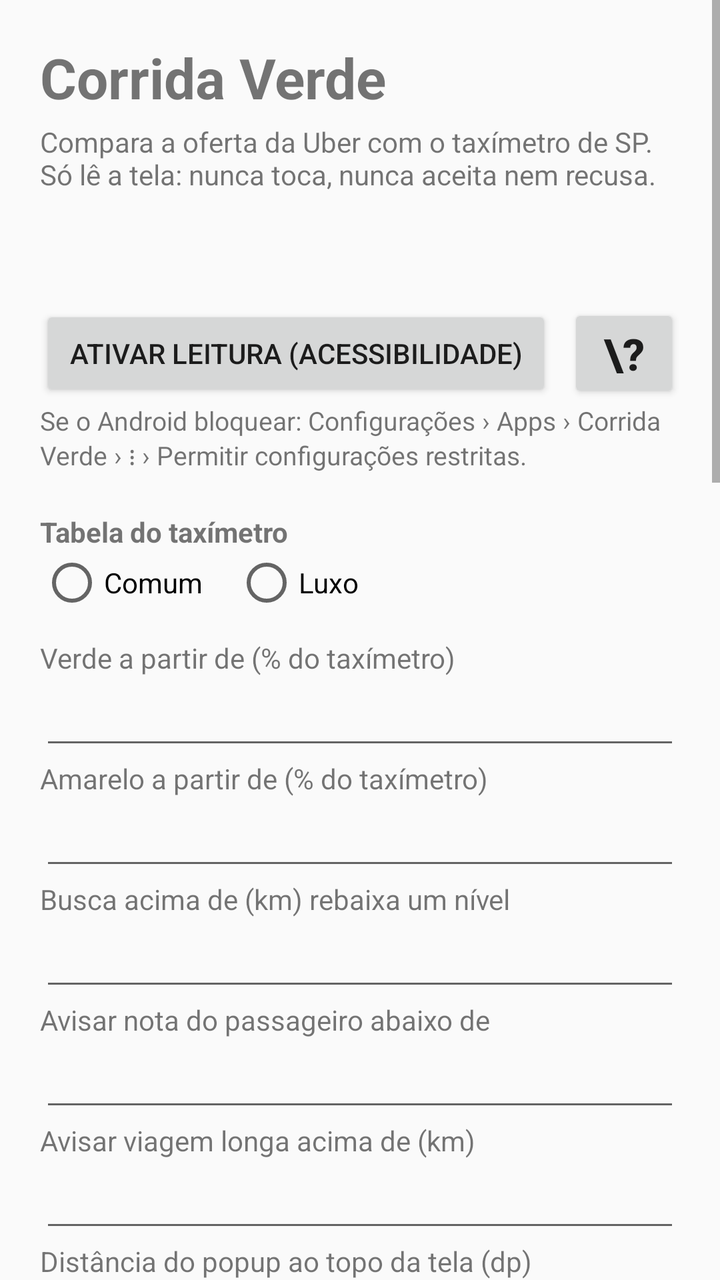
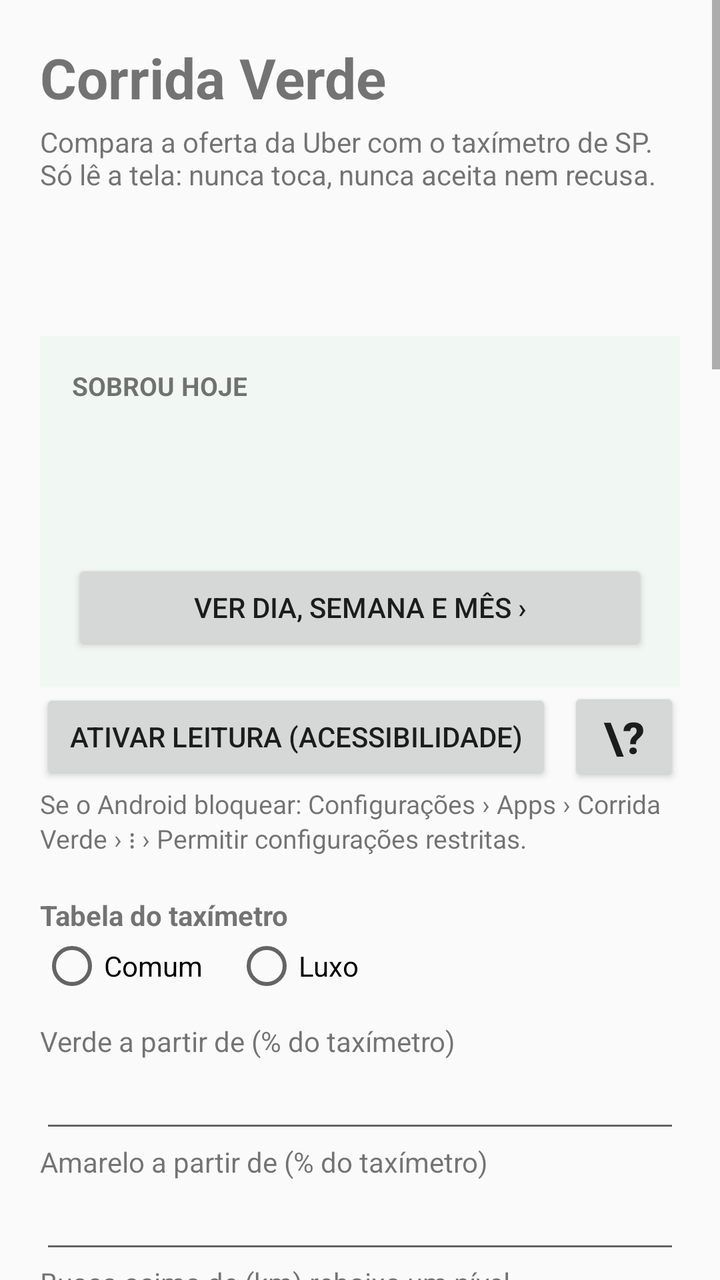

Two renders of the same Android screen: before a commit and after it. Below are the layout's source before the change and the commit's diff.
<!-- AndroidManifest.xml: application theme android:Theme.Material.Light -->
<!-- res/layout/activity_main.xml -->
<?xml version="1.0" encoding="utf-8"?>
<ScrollView xmlns:android="http://schemas.android.com/apk/res/android"
    android:layout_width="match_parent"
    android:layout_height="match_parent"
    android:fitsSystemWindows="true">

    <LinearLayout
        android:layout_width="match_parent"
        android:layout_height="wrap_content"
        android:orientation="vertical"
        android:padding="20dp">

        <TextView
            android:layout_width="wrap_content"
            android:layout_height="wrap_content"
            android:text="Corrida Verde"
            android:textSize="28sp"
            android:textStyle="bold" />

        <TextView
            android:layout_width="wrap_content"
            android:layout_height="wrap_content"
            android:layout_marginTop="4dp"
            android:text="Compara a oferta da Uber com o taxímetro de SP. Só lê a tela: nunca toca, nunca aceita nem recusa." />

        <TextView
            android:id="@+id/status"
            android:layout_width="wrap_content"
            android:layout_height="wrap_content"
            android:layout_marginTop="16dp"
            android:textSize="16sp"
            android:textStyle="bold" />

        <TextView
            android:id="@+id/versao"
            android:layout_width="wrap_content"
            android:layout_height="wrap_content"
            android:textSize="13sp" />

        <LinearLayout
            android:layout_width="match_parent"
            android:layout_height="wrap_content"
            android:gravity="center_vertical"
            android:orientation="horizontal">

            <Button
                android:id="@+id/ativar"
                android:layout_width="0dp"
                android:layout_height="wrap_content"
                android:layout_weight="1"
                android:text="Ativar leitura (Acessibilidade)" />

            <Button
                android:id="@+id/ajudaAtivar"
                android:layout_width="56dp"
                android:layout_height="wrap_content"
                android:layout_marginStart="8dp"
                android:contentDescription="Como ativar a leitura, passo a passo"
                android:text="\?"
                android:textSize="22sp"
                android:textStyle="bold" />
        </LinearLayout>

        <TextView
            android:layout_width="wrap_content"
            android:layout_height="wrap_content"
            android:text="Se o Android bloquear: Configurações › Apps › Corrida Verde › ⋮ › Permitir configurações restritas."
            android:textSize="13sp" />

        <TextView
            android:layout_width="wrap_content"
            android:layout_height="wrap_content"
            android:layout_marginTop="20dp"
            android:text="Tabela do taxímetro"
            android:textStyle="bold" />

        <RadioGroup
            android:layout_width="wrap_content"
            android:layout_height="wrap_content"
            android:orientation="horizontal">

            <RadioButton
                android:id="@+id/comum"
                android:layout_width="wrap_content"
                android:layout_height="wrap_content"
                android:text="Comum" />

            <RadioButton
                android:id="@+id/luxo"
                android:layout_width="wrap_content"
                android:layout_height="wrap_content"
                android:layout_marginStart="16dp"
                android:text="Luxo" />
        </RadioGroup>

        <TextView
            android:layout_width="wrap_content"
            android:layout_height="wrap_content"
            android:layout_marginTop="12dp"
            android:text="Verde a partir de (% do taxímetro)" />

        <EditText
            android:id="@+id/limiteVerde"
            android:layout_width="match_parent"
            android:layout_height="wrap_content"
            android:inputType="number" />

        <TextView
            android:layout_width="wrap_content"
            android:layout_height="wrap_content"
            android:text="Amarelo a partir de (% do taxímetro)" />

        <EditText
            android:id="@+id/limiteAmarelo"
            android:layout_width="match_parent"
            android:layout_height="wrap_content"
            android:inputType="number" />

        <TextView
            android:layout_width="wrap_content"
            android:layout_height="wrap_content"
            android:text="Busca acima de (km) rebaixa um nível" />

        <EditText
            android:id="@+id/buscaMax"
            android:layout_width="match_parent"
            android:layout_height="wrap_content"
            android:inputType="numberDecimal" />

        <TextView
            android:layout_width="wrap_content"
            android:layout_height="wrap_content"
            android:text="Avisar nota do passageiro abaixo de" />

        <EditText
            android:id="@+id/notaMinima"
            android:layout_width="match_parent"
            android:layout_height="wrap_content"
            android:inputType="numberDecimal" />

        <TextView
            android:layout_width="wrap_content"
            android:layout_height="wrap_content"
            android:text="Avisar viagem longa acima de (km)" />

        <EditText
            android:id="@+id/viagemLonga"
            android:layout_width="match_parent"
            android:layout_height="wrap_content"
            android:inputType="numberDecimal" />

        <TextView
            android:layout_width="wrap_content"
            android:layout_height="wrap_content"
            android:text="Distância do popup ao topo da tela (dp)" />

        <EditText
            android:id="@+id/posicaoY"
            android:layout_width="match_parent"
            android:layout_height="wrap_content"
            android:inputType="number" />

        <CheckBox
            android:id="@+id/diagnostico"
            android:layout_width="wrap_content"
            android:layout_height="wrap_content"
            android:text="Modo diagnóstico (guarda os textos lidos)" />

        <CheckBox
            android:id="@+id/gravar"
            android:layout_width="wrap_content"
            android:layout_height="wrap_content"
            android:text="Mostrar o botão Gravar corrida na notificação" />

        <TextView
            android:layout_width="wrap_content"
            android:layout_height="wrap_content"
            android:text="Grava em 480p, uns 300 MB por hora, na pasta Movies/Corrida Verde. Passando de 5 GB, apaga os vídeos mais antigos. Nunca começa sozinho: você começa e para pelo botão da notificação. Enquanto grava, a câmera fica ocupada e a gravação da própria Uber pode não funcionar, então use só quando precisar."
            android:textSize="13sp" />

        <Button
            android:id="@+id/salvar"
            android:layout_width="match_parent"
            android:layout_height="wrap_content"
            android:layout_marginTop="8dp"
            android:text="Salvar" />

        <Button
            android:id="@+id/testar"
            android:layout_width="match_parent"
            android:layout_height="wrap_content"
            android:text="Testar popup" />

        <TextView
            android:layout_width="wrap_content"
            android:layout_height="wrap_content"
            android:layout_marginTop="20dp"
            android:text="Alerta de radar"
            android:textStyle="bold" />

        <TextView
            android:layout_width="wrap_content"
            android:layout_height="wrap_content"
            android:text="Quando o Waze, a 99 ou o Google Maps avisam de um radar, a tela ganha uma borda amarela e aparece a placa do limite com a distância. Na navegação da Uber o radar é só um desenho no mapa, sem texto, e o app não consegue ler."
            android:textSize="13sp" />

        <CheckBox
            android:id="@+id/radar"
            android:layout_width="wrap_content"
            android:layout_height="wrap_content"
            android:text="Mostrar alerta de radar" />

        <CheckBox
            android:id="@+id/radarSom"
            android:layout_width="wrap_content"
            android:layout_height="wrap_content"
            android:text="Tocar som baixo (três batidinhas) no radar novo" />

        <Button
            android:id="@+id/testarRadar"
            android:layout_width="match_parent"
            android:layout_height="wrap_content"
            android:text="Testar alerta de radar" />

        <TextView
            android:layout_width="wrap_content"
            android:layout_height="wrap_content"
            android:layout_marginTop="20dp"
            android:text="Ganhos e gastos"
            android:textStyle="bold" />

        <TextView
            android:layout_width="wrap_content"
            android:layout_height="wrap_content"
            android:text="Ganhos e gastos entram por voz. Com a leitura ligada, desça a barra do topo e toque em Registrar por voz na notificação do Corrida Verde. Ganhos: fale o total que a tela do app mostra, como “ganhei 346 na 99” — ele substitui o que você já tinha falado da 99 hoje. Para somar uma corrida só, diga “corrida”: “corrida da Uber 23 e 50”. Sem dizer o app (passageiro de rua), soma: “ganhei 50”. Táxi e particular também somam. Gastos: “abasteci 120 reais de etanol, 22 litros, tanque cheio, quilometragem 45.320”. Errou? Apague em Lançamentos de hoje."
            android:textSize="13sp" />

        <TextView
            android:id="@+id/gastosHoje"
            android:layout_width="wrap_content"
            android:layout_height="wrap_content"
            android:layout_marginTop="6dp"
            android:textSize="16sp" />

        <Button
            android:id="@+id/registrarGasto"
            android:layout_width="match_parent"
            android:layout_height="wrap_content"
            android:text="Registrar ganho ou gasto por voz" />

        <Button
            android:id="@+id/lancamentos"
            android:layout_width="match_parent"
            android:layout_height="wrap_content"
            android:text="Lançamentos de hoje" />

        <TextView
            android:layout_width="wrap_content"
            android:layout_height="wrap_content"
            android:layout_marginTop="20dp"
            android:text="Última leitura (diagnóstico)"
            android:textStyle="bold" />

        <TextView
            android:id="@+id/textoDiagnostico"
            android:layout_width="match_parent"
            android:layout_height="wrap_content"
            android:fontFamily="monospace"
            android:textIsSelectable="true"
            android:textSize="12sp" />

        <Button
            android:id="@+id/compartilhar"
            android:layout_width="match_parent"
            android:layout_height="wrap_content"
            android:text="Enviar diagnóstico" />

        <Button
            android:id="@+id/limparDiagnostico"
            android:layout_width="match_parent"
            android:layout_height="wrap_content"
            android:text="Limpar diagnóstico" />
    </LinearLayout>
</ScrollView>
<!-- resources referenced by this layout -->
<resources>

</resources>

<!-- the commit's change to res/layout/activity_main.xml (unified diff, before → after) -->
@@ -36,6 +36,46 @@
             android:layout_width="wrap_content"
             android:layout_height="wrap_content"
             android:textSize="13sp" />
+
+        
+        <LinearLayout
+            android:id="@+id/cartaoHoje"
+            android:layout_width="match_parent"
+            android:layout_height="wrap_content"
+            android:layout_marginTop="16dp"
+            android:background="#F1F8F3"
+            android:clickable="true"
+            android:focusable="true"
+            android:orientation="vertical"
+            android:padding="16dp">
+
+            <TextView
+                android:layout_width="wrap_content"
+                android:layout_height="wrap_content"
+                android:text="SOBROU HOJE"
+                android:textSize="13sp"
+                android:textStyle="bold" />
+
+            <TextView
+                android:id="@+id/sobrouHoje"
+                android:layout_width="wrap_content"
+                android:layout_height="wrap_content"
+                android:textSize="36sp"
+                android:textStyle="bold" />
+
+            <TextView
+                android:id="@+id/detalheHoje"
+                android:layout_width="wrap_content"
+                android:layout_height="wrap_content"
+                android:textSize="16sp" />
+
+            <Button
+                android:id="@+id/verDinheiro"
+                android:layout_width="match_parent"
+                android:layout_height="wrap_content"
+                android:layout_marginTop="8dp"
+                android:text="Ver dia, semana e mês ›" />
+        </LinearLayout>
 
         <LinearLayout
             android:layout_width="match_parent"
@@ -226,13 +266,68 @@
             android:layout_width="wrap_content"
             android:layout_height="wrap_content"
             android:layout_marginTop="20dp"
+            android:text="Indo pra casa"
+            android:textStyle="bold" />
+
+        <TextView
+            android:layout_width="wrap_content"
+            android:layout_height="wrap_content"
+            android:text="No fim do dia, ligue Indo pra casa (aqui ou na notificação). Quando a corrida da Uber termina perto da sua casa, o popup mostra 🏠 Perto de casa, em verde. Se termina longe, aparece só uma linha pequena, cinza, com a distância (em linha reta). Para calcular, o endereço do destino é consultado no serviço de mapas do Google pela internet. Desliga sozinho no dia seguinte."
+            android:textSize="13sp" />
+
+        <EditText
+            android:id="@+id/casaEndereco"
+            android:layout_width="match_parent"
+            android:layout_height="wrap_content"
+            android:hint="Endereço de casa (rua, número, bairro)"
+            android:inputType="textPostalAddress" />
+
+        <LinearLayout
+            android:layout_width="match_parent"
+            android:layout_height="wrap_content"
+            android:gravity="center_vertical">
+
+            <TextView
+                android:layout_width="0dp"
+                android:layout_height="wrap_content"
+                android:layout_weight="1"
+                android:text="Perto de casa é até (km)" />
+
+            <EditText
+                android:id="@+id/raioCasa"
+                android:layout_width="80dp"
+                android:layout_height="wrap_content"
+                android:inputType="numberDecimal" />
+        </LinearLayout>
+
+        <Button
+            android:id="@+id/salvarCasa"
+            android:layout_width="match_parent"
+            android:layout_height="wrap_content"
+            android:text="Salvar casa" />
+
+        <TextView
+            android:id="@+id/casaStatus"
+            android:layout_width="wrap_content"
+            android:layout_height="wrap_content"
+            android:textSize="13sp" />
+
+        <Button
+            android:id="@+id/indoPraCasa"
+            android:layout_width="match_parent"
+            android:layout_height="wrap_content" />
+
+        <TextView
+            android:layout_width="wrap_content"
+            android:layout_height="wrap_content"
+            android:layout_marginTop="20dp"
             android:text="Ganhos e gastos"
             android:textStyle="bold" />
 
         <TextView
             android:layout_width="wrap_content"
             android:layout_height="wrap_content"
-            android:text="Ganhos e gastos entram por voz. Com a leitura ligada, desça a barra do topo e toque em Registrar por voz na notificação do Corrida Verde. Ganhos: fale o total que a tela do app mostra, como “ganhei 346 na 99” — ele substitui o que você já tinha falado da 99 hoje. Para somar uma corrida só, diga “corrida”: “corrida da Uber 23 e 50”. Sem dizer o app (passageiro de rua), soma: “ganhei 50”. Táxi e particular também somam. Gastos: “abasteci 120 reais de etanol, 22 litros, tanque cheio, quilometragem 45.320”. Errou? Apague em Lançamentos de hoje."
+            android:text="Ganhos e gastos entram por voz. Com a leitura ligada, desça a barra do topo e toque em Registrar por voz na notificação do Corrida Verde. Ganhos: fale o total que a tela do app mostra, como “ganhei 346 na 99” — ele substitui o que você já tinha falado da 99 hoje. Para somar uma corrida só, diga “corrida”: “corrida da Uber 23 e 50”. Sem dizer o app (passageiro de rua), soma: “ganhei 50”. Táxi e particular também somam. Gastos: “abasteci 120 reais de etanol, 22 litros, tanque cheio, quilometragem 45.320”. Errou? Toque no quadro Sobrou hoje, escolha o dia e toque no lançamento para corrigir ou apagar."
             android:textSize="13sp" />
 
         <TextView
@@ -248,11 +343,6 @@
             android:layout_height="wrap_content"
             android:text="Registrar ganho ou gasto por voz" />
 
-        <Button
-            android:id="@+id/lancamentos"
-            android:layout_width="match_parent"
-            android:layout_height="wrap_content"
-            android:text="Lançamentos de hoje" />
 
         <TextView
             android:layout_width="wrap_content"
